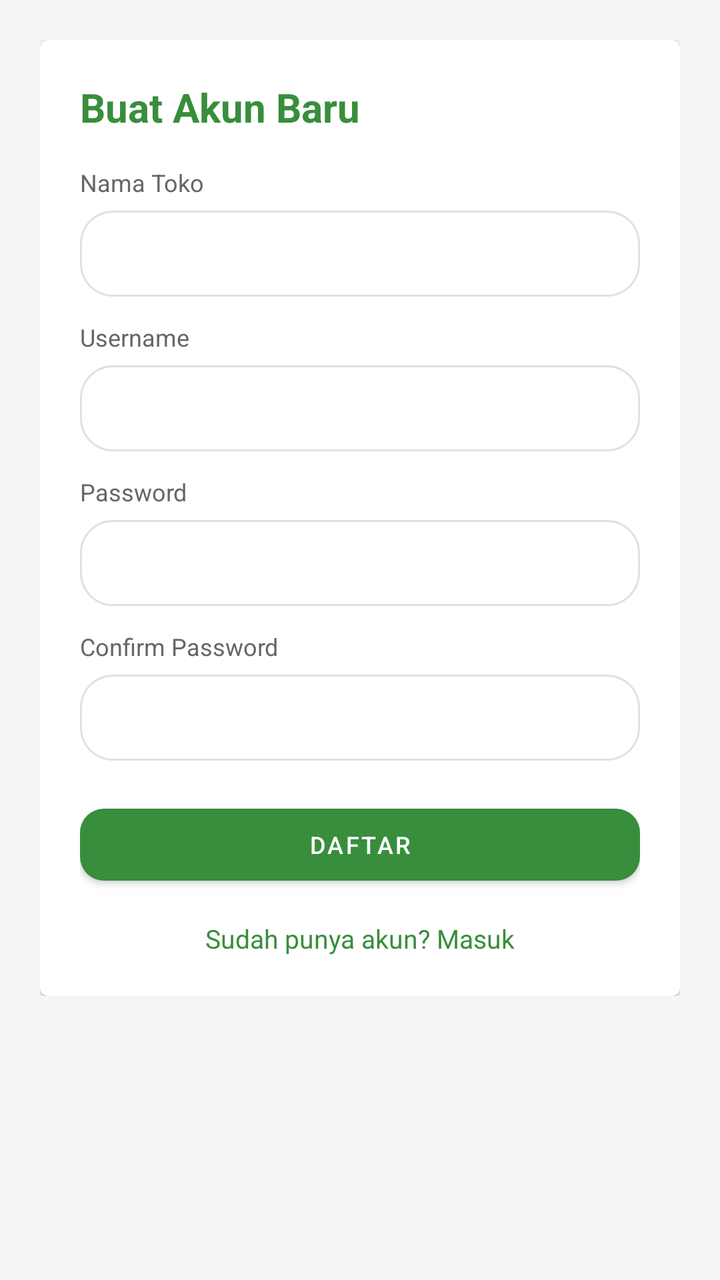
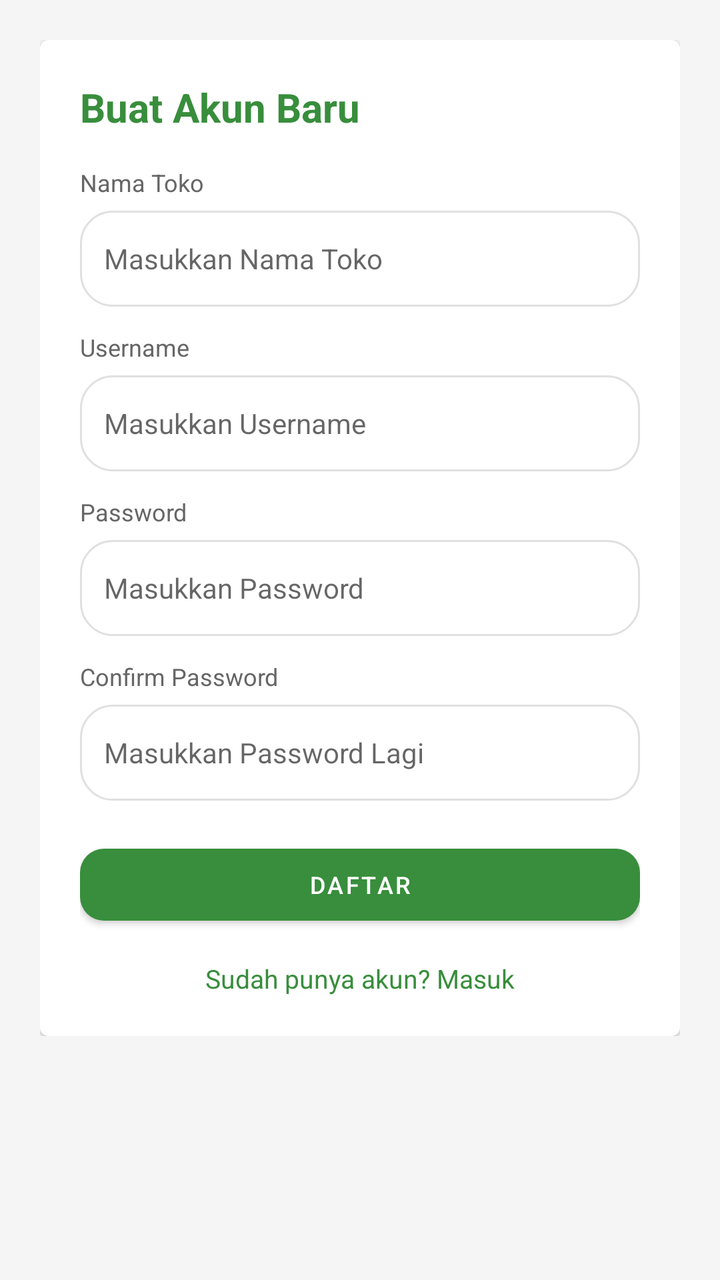

The first picture is an Android layout as it rendered before a commit; the second is the same layout after the commit. The layout source and the unified diff follow.
<!-- AndroidManifest.xml: application theme Theme.DasPos -->
<!-- res/layout/activity_register.xml -->
<?xml version="1.0" encoding="utf-8"?>
<ScrollView xmlns:android="http://schemas.android.com/apk/res/android"
    android:layout_width="match_parent"
    android:layout_height="match_parent"
    android:background="@color/warm_gray">

    <LinearLayout
        android:layout_width="match_parent"
        android:layout_height="wrap_content"
        android:padding="20dp">

        <com.google.android.material.card.MaterialCardView
            android:layout_width="match_parent"
            android:layout_height="wrap_content"
            android:backgroundTint="@color/surface_white"
            android:elevation="2dp">

            <LinearLayout
                android:layout_width="match_parent"
                android:layout_height="wrap_content"
                android:orientation="vertical"
                android:padding="20dp">

                <TextView
                    android:layout_width="wrap_content"
                    android:layout_height="wrap_content"
                    android:text="Buat Akun Baru"
                    android:textColor="@color/primary_green"
                    android:textSize="20sp"
                    android:textStyle="bold" />

                <TextView android:layout_width="wrap_content" android:layout_height="wrap_content"
                    android:layout_marginTop="16dp" android:text="@string/label_store_name"
                    android:textColor="@color/text_secondary" android:textSize="12sp"/>

                <com.google.android.material.textfield.TextInputEditText
                    android:id="@+id/etStoreName"
                    android:layout_width="match_parent"
                    android:layout_height="wrap_content"
                    android:layout_marginTop="6dp"
                    android:background="@drawable/bg_input"
                    android:padding="12dp"
                    android:textSize="14sp"/>

                <TextView android:layout_width="wrap_content" android:layout_height="wrap_content"
                    android:layout_marginTop="12dp" android:text="@string/label_username"
                    android:textColor="@color/text_secondary" android:textSize="12sp"/>

                <com.google.android.material.textfield.TextInputEditText
                    android:id="@+id/etUsername"
                    android:layout_width="match_parent"
                    android:layout_height="wrap_content"
                    android:layout_marginTop="6dp"
                    android:background="@drawable/bg_input"
                    android:padding="12dp"
                    android:textSize="14sp"/>

                <TextView android:layout_width="wrap_content" android:layout_height="wrap_content"
                    android:layout_marginTop="12dp" android:text="@string/label_password"
                    android:textColor="@color/text_secondary" android:textSize="12sp"/>

                <com.google.android.material.textfield.TextInputEditText
                    android:id="@+id/etPassword"
                    android:layout_width="match_parent"
                    android:layout_height="wrap_content"
                    android:layout_marginTop="6dp"
                    android:background="@drawable/bg_input"
                    android:inputType="textPassword"
                    android:padding="12dp"
                    android:textSize="14sp"/>

                <TextView android:layout_width="wrap_content" android:layout_height="wrap_content"
                    android:layout_marginTop="12dp" android:text="@string/confirm_password"
                    android:textColor="@color/text_secondary" android:textSize="12sp"/>

                <com.google.android.material.textfield.TextInputEditText
                    android:id="@+id/etConfirmPassword"
                    android:layout_width="match_parent"
                    android:layout_height="wrap_content"
                    android:layout_marginTop="6dp"
                    android:background="@drawable/bg_input"
                    android:inputType="textPassword"
                    android:padding="12dp"
                    android:textSize="14sp"/>

                <com.google.android.material.button.MaterialButton
                    android:id="@+id/btnRegister"
                    style="@style/DasPosPrimaryButton"
                    android:layout_width="match_parent"
                    android:layout_height="wrap_content"
                    android:layout_marginTop="18dp"
                    android:text="@string/register" />

                <TextView
                    android:id="@+id/tvLogin"
                    android:layout_width="wrap_content"
                    android:layout_height="wrap_content"
                    android:layout_gravity="center_horizontal"
                    android:layout_marginTop="14dp"
                    android:text="@string/has_account"
                    android:textColor="@color/primary_green"
                    android:textSize="13sp" />
            </LinearLayout>
        </com.google.android.material.card.MaterialCardView>
    </LinearLayout>
</ScrollView>
<!-- resources referenced by this layout -->
<resources>
  <color name="primary_green">#388E3C</color>
  <color name="surface_white">#FFFFFF</color>
  <color name="text_secondary">#666666</color>
  <color name="warm_gray">#F5F5F5</color>
  <!-- drawable bg_input (drawable) -->
  <?xml version="1.0" encoding="utf-8"?>
  
  <shape xmlns:android="http://schemas.android.com/apk/res/android">
      <solid android:color="@color/surface_white" />
      <corners android:radius="16dp" />
      <padding android:left="16dp" android:top="16dp" android:right="16dp" android:bottom="16dp" />
      <stroke android:width="1dp" android:color="@color/divider" />
  </shape>
  <string name="confirm_password">Confirm Password</string>
  <string name="has_account">Sudah punya akun? Masuk</string>
  <string name="label_password">Password</string>
  <string name="label_store_name">Nama Toko</string>
  <string name="label_username">Username</string>
  <string name="register">Daftar</string>
  <style name="DasPosPrimaryButton" parent="Widget.MaterialComponents.Button">
          <item name="backgroundTint">@color/primary_green</item>
          <item name="android:textColor">@color/surface_white</item>
          <item name="android:textSize">12sp</item>
          <item name="cornerRadius">12dp</item>
          <item name="android:minHeight">48dp</item>
      </style>
  <style name="Theme.DasPos" parent="Theme.MaterialComponents.Light.NoActionBar">
          <item name="colorPrimary">@color/primary_green</item>
          <item name="colorPrimaryVariant">@color/primary_green_dark</item>
          <item name="colorOnPrimary">@color/surface_white</item>
          <item name="colorSurface">@color/surface_white</item>
          <item name="android:statusBarColor">@color/primary_green_dark</item>
      </style>
  <color name="divider">#E0E0E0</color>
  <color name="primary_green_dark">#2E7D32</color>
</resources>

<!-- the commit's change to res/layout/activity_register.xml (unified diff, before → after) -->
@@ -34,13 +34,15 @@
                     android:textColor="@color/text_secondary" android:textSize="12sp"/>
 
                 <com.google.android.material.textfield.TextInputEditText
-                    android:id="@+id/etStoreName"
+                    android:id="@+id/tvStoreName"
                     android:layout_width="match_parent"
                     android:layout_height="wrap_content"
                     android:layout_marginTop="6dp"
                     android:background="@drawable/bg_input"
+                    android:hint="@string/insert_store_name"
+                    android:minHeight="48dp"
                     android:padding="12dp"
-                    android:textSize="14sp"/>
+                    android:textSize="14sp" />
 
                 <TextView android:layout_width="wrap_content" android:layout_height="wrap_content"
                     android:layout_marginTop="12dp" android:text="@string/label_username"
@@ -52,8 +54,10 @@
                     android:layout_height="wrap_content"
                     android:layout_marginTop="6dp"
                     android:background="@drawable/bg_input"
+                    android:hint="@string/insert_username"
+                    android:minHeight="48dp"
                     android:padding="12dp"
-                    android:textSize="14sp"/>
+                    android:textSize="14sp" />
 
                 <TextView android:layout_width="wrap_content" android:layout_height="wrap_content"
                     android:layout_marginTop="12dp" android:text="@string/label_password"
@@ -65,9 +69,11 @@
                     android:layout_height="wrap_content"
                     android:layout_marginTop="6dp"
                     android:background="@drawable/bg_input"
+                    android:hint="@string/insert_password"
                     android:inputType="textPassword"
+                    android:minHeight="48dp"
                     android:padding="12dp"
-                    android:textSize="14sp"/>
+                    android:textSize="14sp" />
 
                 <TextView android:layout_width="wrap_content" android:layout_height="wrap_content"
                     android:layout_marginTop="12dp" android:text="@string/confirm_password"
@@ -79,9 +85,11 @@
                     android:layout_height="wrap_content"
                     android:layout_marginTop="6dp"
                     android:background="@drawable/bg_input"
+                    android:hint="@string/insert_password_again"
                     android:inputType="textPassword"
+                    android:minHeight="48dp"
                     android:padding="12dp"
-                    android:textSize="14sp"/>
+                    android:textSize="14sp" />
 
                 <com.google.android.material.button.MaterialButton
                     android:id="@+id/btnRegister"
<!-- resource entries referenced after the edit -->
@@ -15,6 +15,10 @@
   </shape>
   <string name="confirm_password">Confirm Password</string>
   <string name="has_account">Sudah punya akun? Masuk</string>
+  <string name="insert_password">Masukkan Password</string>
+  <string name="insert_password_again">Masukkan Password Lagi</string>
+  <string name="insert_store_name">Masukkan Nama Toko</string>
+  <string name="insert_username">Masukkan Username</string>
   <string name="label_password">Password</string>
   <string name="label_store_name">Nama Toko</string>
   <string name="label_username">Username</string>
